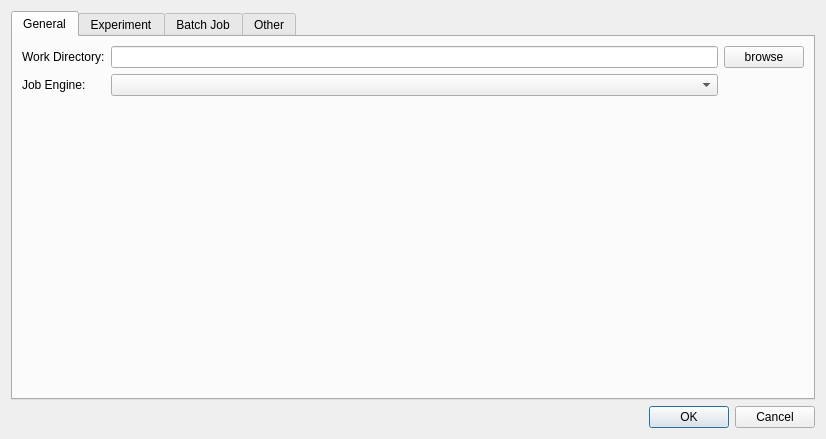
Above: ui/settings_diag.ui from LiuLab-CSRC/ClickX before the change. Below: the same form after it.
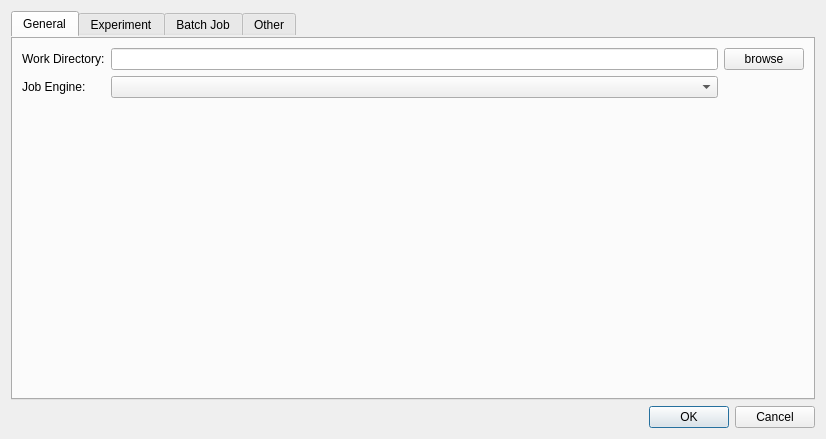
That is the form after the change.

Commit message: add padding for tab widget

Patch:
```diff
--- a/ui/settings_diag.ui
+++ b/ui/settings_diag.ui
@@ -16,6 +16,11 @@
   <layout class="QVBoxLayout" name="verticalLayout">
    <item>
     <widget class="QTabWidget" name="tabWidget">
+     <property name="styleSheet">
+      <string notr="true">QTabWidget::pane { 
+ padding: 2px;
+}</string>
+     </property>
      <property name="currentIndex">
       <number>0</number>
      </property>
```
